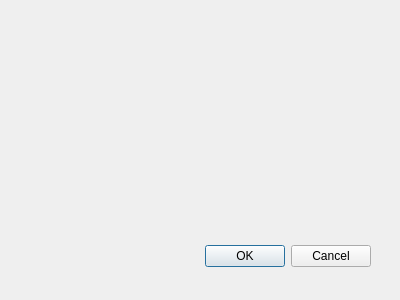
This is diversity_calc/diversity_calc_dialog_base.ui in JosepAnSabate/QGIS-PLUGINS as Qt 5 draws it before an edit. The edited form follows.
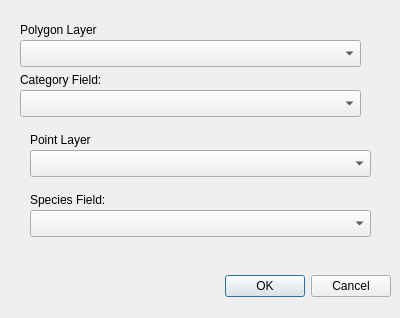
This is the edited form. Custom widgets are drawn as their Qt base class.

The edit to the form file:
```diff
--- a/diversity_calc/diversity_calc_dialog_base.ui
+++ b/diversity_calc/diversity_calc_dialog_base.ui
@@ -1,22 +1,22 @@
 <ui version="4.0" >
  <class>DiversityCalcDialogBase</class>
- <widget class="QDialog" name="DiversityCalcDialogBase" >
-  <property name="geometry" >
+ <widget class="QDialog" name="DiversityCalcDialogBase">
+  <property name="geometry">
    <rect>
     <x>0</x>
     <y>0</y>
     <width>400</width>
-    <height>300</height>
+    <height>318</height>
    </rect>
   </property>
   <property name="windowTitle" >
    <string>Natural Parks Diversity Calculator</string>
   </property>
-  <widget class="QDialogButtonBox" name="button_box" >
-   <property name="geometry" >
+  <widget class="QDialogButtonBox" name="button_box">
+   <property name="geometry">
     <rect>
-     <x>30</x>
-     <y>240</y>
+     <x>50</x>
+     <y>270</y>
      <width>341</width>
      <height>32</height>
     </rect>
@@ -28,7 +28,117 @@
     <set>QDialogButtonBox::Cancel|QDialogButtonBox::Ok</set>
    </property>
   </widget>
+  <widget class="QLabel" name="label">
+   <property name="geometry">
+    <rect>
+     <x>20</x>
+     <y>20</y>
+     <width>91</width>
+     <height>20</height>
+    </rect>
+   </property>
+   <property name="text">
+    <string>Polygon Layer</string>
+   </property>
+  </widget>
+  <widget class="QgsMapLayerComboBox" name="mcbPoly">
+   <property name="geometry">
+    <rect>
+     <x>20</x>
+     <y>40</y>
+     <width>341</width>
+     <height>27</height>
+    </rect>
+   </property>
+   <property name="showCrs">
+    <bool>true</bool>
+   </property>
+  </widget>
+  <widget class="QLabel" name="label_2">
+   <property name="geometry">
+    <rect>
+     <x>20</x>
+     <y>70</y>
+     <width>91</width>
+     <height>20</height>
+    </rect>
+   </property>
+   <property name="text">
+    <string>Category Field:</string>
+   </property>
+  </widget>
+  <widget class="QgsFieldComboBox" name="fcbCategory">
+   <property name="geometry">
+    <rect>
+     <x>20</x>
+     <y>90</y>
+     <width>341</width>
+     <height>27</height>
+    </rect>
+   </property>
+  </widget>
+  <widget class="QgsMapLayerComboBox" name="mcbPoint">
+   <property name="geometry">
+    <rect>
+     <x>30</x>
+     <y>150</y>
+     <width>341</width>
+     <height>27</height>
+    </rect>
+   </property>
+   <property name="showCrs">
+    <bool>true</bool>
+   </property>
+  </widget>
+  <widget class="QLabel" name="label_3">
+   <property name="geometry">
+    <rect>
+     <x>30</x>
+     <y>130</y>
+     <width>91</width>
+     <height>20</height>
+    </rect>
+   </property>
+   <property name="text">
+    <string>Point Layer</string>
+   </property>
+  </widget>
+  <widget class="QgsFieldComboBox" name="fcbSpecies">
+   <property name="geometry">
+    <rect>
+     <x>30</x>
+     <y>210</y>
+     <width>341</width>
+     <height>27</height>
+    </rect>
+   </property>
+  </widget>
+  <widget class="QLabel" name="label_4">
+   <property name="geometry">
+    <rect>
+     <x>30</x>
+     <y>190</y>
+     <width>91</width>
+     <height>20</height>
+    </rect>
+   </property>
+   <property name="text">
+    <string>Species Field:</string>
+   </property>
+  </widget>
  </widget>
+ <customwidgets>
+  <customwidget>
+   <class>QgsFieldComboBox</class>
+   <extends>QComboBox</extends>
+   <header>qgsfieldcombobox.h</header>
+  </customwidget>
+  <customwidget>
+   <class>QgsMapLayerComboBox</class>
+   <extends>QComboBox</extends>
+   <header>qgsmaplayercombobox.h</header>
+  </customwidget>
+ </customwidgets>
  <resources/>
  <connections>
   <connection>
```
Left out of the diff: 65 changed lines with no effect on the pictures.
